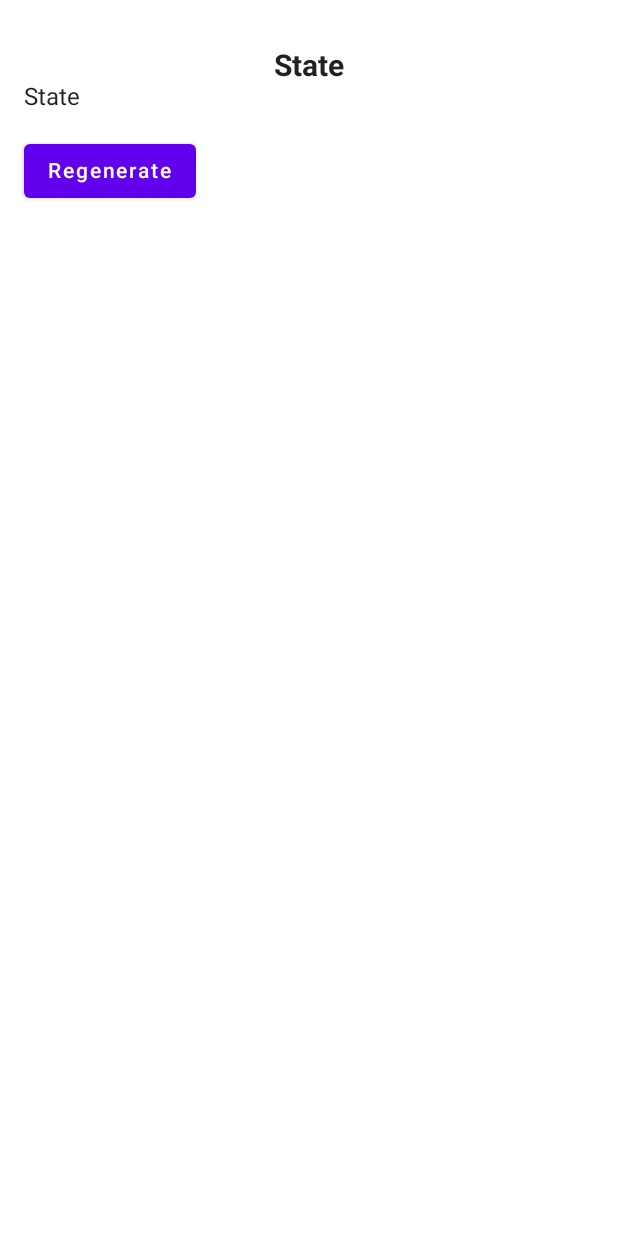
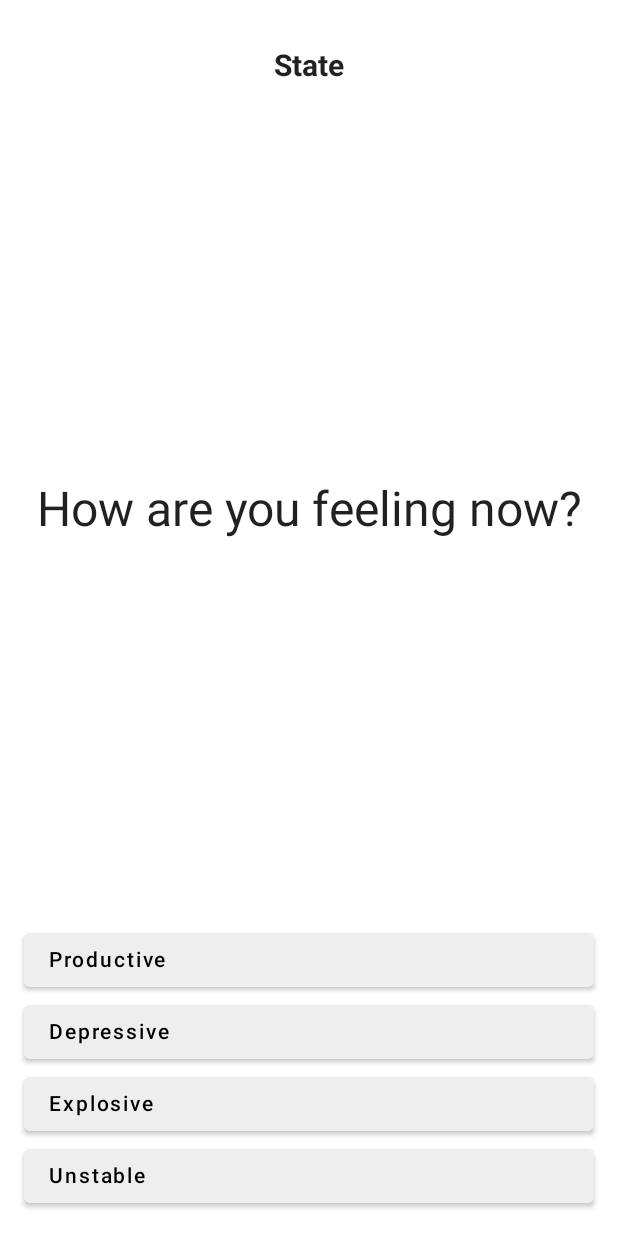
Before and after one commit to cucumber007/state, an Android app built with Jetpack Compose: the screen it shows after launch (MainActivity), on a phone screen of 412 x 824 dp. Run offline under Robolectric (Android 15) with nearby library versions, the light colour scheme and no system bars.

Commit message:
Personas

```diff
--- a/app/src/main/java/com/spqrta/state/MainActivity.kt
+++ b/app/src/main/java/com/spqrta/state/MainActivity.kt
@@ -1,4 +1,5 @@
 @file:OptIn(ExperimentalUnitApi::class, ExperimentalMaterialApi::class)
+@file:Suppress("USELESS_CAST")
 
 package com.spqrta.state
 
@@ -11,6 +12,7 @@ import androidx.compose.runtime.*
 import androidx.compose.ui.Alignment
 import androidx.compose.ui.Modifier
 import androidx.compose.ui.graphics.Color
+import androidx.compose.ui.graphics.Color.Companion.Yellow
 import androidx.compose.ui.text.font.FontWeight
 import androidx.compose.ui.text.style.TextAlign
 import androidx.compose.ui.tooling.preview.Preview
@@ -18,9 +20,17 @@ import androidx.compose.ui.unit.Dp
 import androidx.compose.ui.unit.ExperimentalUnitApi
 import androidx.compose.ui.unit.TextUnit
 import androidx.compose.ui.unit.TextUnitType
-import androidx.compose.ui.unit.TextUnitType.Companion.Sp
 import com.spqrta.state.app.App
+import com.spqrta.state.app.state.*
+import com.spqrta.state.app.view_state.ButtonForm
+import com.spqrta.state.app.view_state.ViewState
+import com.spqrta.state.ui.control.Button
+import com.spqrta.state.ui.control.Control
+import com.spqrta.state.ui.control.Main
+import com.spqrta.state.ui.control.Ordinal
 import com.spqrta.state.ui.theme.AppTheme
+import com.spqrta.state.ui.theme.Grey
+import com.spqrta.state.ui.theme.Teal200
 
 class MainActivity : ComponentActivity() {
     override fun onCreate(savedInstanceState: Bundle?) {
@@ -31,7 +41,6 @@ class MainActivity : ComponentActivity() {
     }
 }
 
-@Preview
 @Composable
 fun AppView() {
     val state = App.state.collectAsState().value
@@ -56,61 +65,88 @@ fun AppView() {
                     fontSize = TextUnit(20f, TextUnitType.Sp),
                     fontWeight = FontWeight.Bold
                 )
-                StateView()
-                ControlsView()
+                MainView(state)
             }
         }
     }
 }
 
-@Preview
 @Composable
-fun StateView() {
-    Text(
-        text = "State",
-    )
+fun MainView(state: AppState) {
+    FrameView(AppState.opticViewState.getStrict(state))
 }
 
-@Preview
 @Composable
-fun ControlsView() {
-    Column {
-        Button(
-            onClick = {
-            },
-            Modifier
-                .padding(
-                    top = Dp(16f),
-                    bottom = Dp(16f)
-                )
-                .align(Alignment.CenterHorizontally)
-        ) {
-            Text(text = "Regenerate")
+fun FrameView(viewState: ViewState) {
+    Box(Modifier.fillMaxSize()) {
+        Column {
+            Box(
+                Modifier
+                    .weight(1f)
+                    .padding(top = Dp(8f))
+                    .fillMaxSize()
+            ) {
+                ViewStateView(viewState)
+            }
+            ControlsView(ViewState.opticControls.getStrict(viewState))
         }
     }
 }
 
-//@Composable
-//fun ColumnScope.CardView(card: Card) {
-//    return Surface(
-//        onClick = { App.view.onCardClicked(card) },
-//        modifier = Modifier
-//            .padding(bottom = Dp(18f))
-//            .fillMaxWidth()
-//            .align(Alignment.CenterHorizontally)
-//    ) {
-//        Text(
-//            text = if (card.hidden) "Press to reveal" else card.text,
-//            fontSize = TextUnit(20f, Sp),
-//            textAlign = TextAlign.Center,
-//            color = if (card.hidden) Color.DarkGray else Color.Black,
-//            fontWeight = if (card.hidden) {
-//                FontWeight.Light
-//            } else if (card.bold) {
-//                FontWeight.Bold
-//            } else {
-//                FontWeight.Normal
-//            }
-//        )
-//    }
-//}
+@Composable
+fun ViewStateView(viewState: ViewState) {
+    when (viewState) {
+        is ButtonForm -> {
+            Box(Modifier.fillMaxSize()) {
+                Text(
+                    modifier = Modifier
+                        .align(alignment = Alignment.Center),
+                    text = viewState.text,
+                    fontSize = TextUnit(32f, TextUnitType.Sp),
+                    textAlign = TextAlign.Center,
+                )
+            }
+        }
+    } as Any?
+}
+
+@Composable
+fun ControlsView(controls: List<Control>) {
+    Column {
+        controls.forEach { control ->
+            when (control) {
+                is Button -> {
+                    Button(
+                        onClick = {
+                            App.handleAction(control.action)
+                        },
+                        modifier = Modifier
+                            .padding(
+                                top = Dp(0f),
+                                bottom = Dp(0f)
+                            )
+                            .align(Alignment.CenterHorizontally),
+                        colors = when(control.style) {
+                            Main -> {
+                                ButtonDefaults.buttonColors(
+                                    backgroundColor = Teal200,
+                                    contentColor = Color.Black
+                                )
+                            }
+                            Ordinal -> {
+                                ButtonDefaults.buttonColors(
+                                    backgroundColor = Grey,
+                                    contentColor = Color.Black
+                                )
+                            }
+                        }
+                    ) {
+                        Box(Modifier.fillMaxWidth()) {
+                            Text(textAlign = TextAlign.Center, text = control.text)
+                        }
+                    }
+                }
+            } as Any?
+        }
+    }
+}
--- a/app/src/main/java/com/spqrta/state/View.kt
+++ /dev/null
@@ -1,9 +0,0 @@
-package com.spqrta.state
-
-import com.spqrta.state.app.App
-
-class View(
-) {
-
-
-}
--- a/app/src/main/java/com/spqrta/state/app/Action.kt
+++ /dev/null
@@ -1,6 +0,0 @@
-package com.spqrta.state.app
-
-
-sealed class Action {
-    override fun toString(): String = javaClass.simpleName
-}
--- a/app/src/main/java/com/spqrta/state/app/App.kt
+++ b/app/src/main/java/com/spqrta/state/app/App.kt
@@ -1,10 +1,12 @@
 package com.spqrta.state.app
 
-import com.spqrta.state.View
-import com.spqrta.state.app.state.State
+import com.spqrta.state.app.state.AppAction
+import com.spqrta.state.app.state.AppState
+import com.spqrta.state.app.state.PersonaCard
+import com.spqrta.state.app.state.UndefinedPersona
 import com.spqrta.state.util.ReducerResult
 import com.spqrta.state.util.StateMachine
-import com.spqrta.state.util.withEffects
+import com.spqrta.state.util.illegalAction
 import kotlinx.coroutines.CoroutineScope
 import kotlinx.coroutines.SupervisorJob
 import kotlinx.coroutines.asCoroutineDispatcher
@@ -14,27 +16,32 @@ object App {
     private val coroutineContext = Executors.newSingleThreadExecutor().asCoroutineDispatcher()
     private val coroutineScope = CoroutineScope(SupervisorJob() + coroutineContext)
 
-    private val stateMachine = StateMachine<Action, State, Effect>(
+    private val stateMachine = StateMachine<AppAction, AppState, AppEffect>(
         javaClass.simpleName,
-        State(),
+        AppState(UndefinedPersona),
         coroutineScope,
         this::reduce,
         this::applyEffects
     )
     val state = stateMachine.state
-    val view = View()
 
-    fun handleAction(action: Action) {
+    fun handleAction(action: AppAction) {
         stateMachine.handleAction(action)
     }
 
-    private fun reduce(state: State, action: Action): ReducerResult<State, Effect> {
+    private fun reduce(state: AppState, action: AppAction): ReducerResult<out AppState, out AppEffect> {
         return when (action) {
-            else -> state.withEffects()
+            is UndefinedPersona.DefinePersonaAction -> {
+                UndefinedPersona.reduce(action, state)
+            }
+            is PersonaCard.GetBackAction -> {
+                PersonaCard.reduce(action, state)
+            }
+//            else -> illegalAction(action, state)
         }
     }
 
-    private fun applyEffects(effects: Set<Effect>) {
+    private fun applyEffects(effects: Set<AppEffect>) {
 
     }
 }
--- a/app/src/main/java/com/spqrta/state/app/Effect.kt
+++ b/app/src/main/java/com/spqrta/state/app/AppEffect.kt
@@ -1,4 +1,4 @@
 package com.spqrta.state.app
 
-class Effect {
+class AppEffect {
 }
--- /dev/null
+++ b/app/src/main/java/com/spqrta/state/app/state/AppAction.kt
@@ -0,0 +1,6 @@
+package com.spqrta.state.app.state
+
+import com.spqrta.state.app.state.UndefinedPersona
+
+
+sealed interface AppAction
--- /dev/null
+++ b/app/src/main/java/com/spqrta/state/app/state/AppState.kt
@@ -0,0 +1,79 @@
+package com.spqrta.state.app.state
+
+import com.spqrta.state.app.App.state
+import com.spqrta.state.app.view_state.ButtonForm
+import com.spqrta.state.app.view_state.ViewState
+import com.spqrta.state.ui.control.Button
+import com.spqrta.state.ui.control.Main
+import com.spqrta.state.ui.control.Ordinal
+import com.spqrta.state.util.OpticGetStrict
+import com.spqrta.state.util.OpticOptional
+
+data class AppState(
+    val persona: PersonaCard
+) {
+    companion object {
+        val opticViewState = object : OpticGetStrict<AppState, ViewState> {
+            override fun getStrict(state: AppState): ViewState {
+                return when (state.persona) {
+                    UndefinedPersona -> {
+                        ButtonForm("How are you feeling now?", listOf(
+                            Productive,
+                            Depressive,
+                            Explosive,
+                            Unstable
+                        ).map {
+                            Button(
+                                text = it.toString(),
+                                action = UndefinedPersona.DefinePersonaAction(it),
+//                                style = if(it is Productive) { Main } else { Ordinal }
+                            )
+                        })
+                    }
+                    Depressive -> {
+                        ButtonForm(text = state.persona.toString(), buttons = listOf(
+                            Button(
+                                text = PersonaCard.I_AM_BACK,
+                                action = PersonaCard.GetBackAction
+                            )
+                        ))
+                    }
+                    Explosive -> {
+                        ButtonForm(text = state.persona.toString(), buttons = listOf(
+                            Button(
+                                text = PersonaCard.I_AM_BACK,
+                                action = PersonaCard.GetBackAction
+                            )
+                        ))
+                    }
+                    Productive -> {
+                        ButtonForm(text = state.persona.toString(), buttons = listOf(
+                            Button(
+                                text = PersonaCard.I_AM_BACK,
+                                action = PersonaCard.GetBackAction
+                            )
+                        ))
+                    }
+                    Unstable -> {
+                        ButtonForm(text = state.persona.toString(), buttons = listOf(
+                            Button(
+                                text = PersonaCard.I_AM_BACK,
+                                action = PersonaCard.GetBackAction
+                            )
+                        ))
+                    }
+                }
+            }
+        }
+
+        val opticPersona = object: OpticOptional<AppState, PersonaCard> {
+            override fun get(state: AppState): PersonaCard {
+                return state.persona
+            }
+
+            override fun set(state: AppState, subState: PersonaCard): AppState {
+               return state.copy(persona = subState)
+            }
+        }
+    }
+}
--- /dev/null
+++ b/app/src/main/java/com/spqrta/state/app/state/PersonaCard.kt
@@ -0,0 +1,47 @@
+package com.spqrta.state.app.state
+
+import com.spqrta.state.app.AppEffect
+import com.spqrta.state.util.ReducerResult
+import com.spqrta.state.util.withEffects
+import com.spqrta.state.util.wrap
+
+sealed class PersonaCard {
+    override fun toString(): String = javaClass.simpleName
+
+    sealed interface PersonaCardAction
+    sealed class Action: AppAction, PersonaCardAction
+    object GetBackAction: Action()
+
+    companion object {
+        fun reduce(action: PersonaCardAction, state: AppState): ReducerResult<out AppState, out AppEffect> {
+            return wrap(action, state, AppState.opticPersona) { _, oldPersona ->
+                UndefinedPersona.withEffects()
+            }
+        }
+
+        const val I_AM_BACK = "I am back!"
+    }
+}
+object UndefinedPersona: PersonaCard() {
+    fun reduce(
+        action: UndefinedPersonaAction,
+        state: AppState
+    ): ReducerResult<out AppState, out AppEffect> {
+        return when(action) {
+            is DefinePersonaAction -> {
+                wrap(action, state, AppState.opticPersona) { _, oldPersona ->
+                    action.persona.withEffects()
+                }
+            }
+        }
+    }
+
+    sealed interface UndefinedPersonaAction
+    sealed class Action: AppAction, UndefinedPersonaAction
+    data class DefinePersonaAction(val persona: PersonaCard): Action()
+}
+
+object Productive: PersonaCard()
+object Depressive: PersonaCard()
+object Unstable: PersonaCard()
+object Explosive: PersonaCard()
--- a/app/src/main/java/com/spqrta/state/app/state/State.kt
+++ /dev/null
@@ -1,4 +0,0 @@
-package com.spqrta.state.app.state
-
-class State(
-)
--- /dev/null
+++ b/app/src/main/java/com/spqrta/state/app/view_state/ViewState.kt
@@ -0,0 +1,18 @@
+package com.spqrta.state.app.view_state
+
+import com.spqrta.state.ui.control.Button
+import com.spqrta.state.ui.control.Control
+import com.spqrta.state.util.OpticGetStrict
+
+sealed class ViewState {
+    companion object {
+        val opticControls = object: OpticGetStrict<ViewState, List<Control>> {
+            override fun getStrict(state: ViewState): List<Control> {
+                return when(state) {
+                    is ButtonForm -> state.buttons
+                }
+            }
+        }
+    }
+}
+data class ButtonForm(val text: String, val buttons: List<Button>): ViewState()
--- /dev/null
+++ b/app/src/main/java/com/spqrta/state/ui/control/ButtonStyle.kt
@@ -0,0 +1,5 @@
+package com.spqrta.state.ui.control
+
+sealed class ButtonStyle
+object Ordinal: ButtonStyle()
+object Main: ButtonStyle()
--- /dev/null
+++ b/app/src/main/java/com/spqrta/state/ui/control/Control.kt
@@ -0,0 +1,10 @@
+package com.spqrta.state.ui.control
+
+import com.spqrta.state.app.state.AppAction
+
+sealed class Control
+data class Button(
+    val text: String,
+    val action: AppAction,
+    val style: ButtonStyle = Ordinal
+): Control()
--- a/app/src/main/java/com/spqrta/state/ui/theme/Color.kt
+++ b/app/src/main/java/com/spqrta/state/ui/theme/Color.kt
@@ -6,3 +6,4 @@ val Purple200 = Color(0xFFBB86FC)
 val Purple500 = Color(0xFF6200EE)
 val Purple700 = Color(0xFF3700B3)
 val Teal200 = Color(0xFF03DAC5)
+val Grey = Color(0xFFeeeeee)
--- a/app/src/main/java/com/spqrta/state/ui/theme/Theme.kt
+++ b/app/src/main/java/com/spqrta/state/ui/theme/Theme.kt
@@ -6,16 +6,11 @@ import androidx.compose.material.darkColors
 import androidx.compose.material.lightColors
 import androidx.compose.runtime.Composable
 
-private val DarkColorPalette = darkColors(
+private val LightColorPalette = lightColors(
     primary = Purple200,
-    primaryVariant = Purple700,
-    secondary = Teal200
-)
+    primaryVariant = Purple500,
+    secondary = Teal200,
 
-private val LightColorPalette = lightColors(
-    primary = Purple500,
-    primaryVariant = Purple700,
-    secondary = Teal200
 
     /* Other default colors to override
     background = Color.White,
@@ -29,11 +24,7 @@ private val LightColorPalette = lightColors(
 
 @Composable
 fun AppTheme(darkTheme: Boolean = isSystemInDarkTheme(), content: @Composable () -> Unit) {
-    val colors = if (darkTheme) {
-        DarkColorPalette
-    } else {
-        LightColorPalette
-    }
+    val colors = LightColorPalette
 
     MaterialTheme(
         colors = colors,
--- /dev/null
+++ b/app/src/main/java/com/spqrta/state/util/IllegalActionException.kt
@@ -0,0 +1,4 @@
+package com.spqrta.state.util
+
+class IllegalActionException(action: Any, state: Any?) :
+    IllegalStateException("Illegal action $action for state $state")
```
Also changed, not shown: app/src/main/java/com/spqrta/Previews.kt (added, +24 -0 lines), app/src/main/java/com/spqrta/state/util/OpticOptional.kt (added, +120 -0 lines), app/src/main/java/com/spqrta/state/util/StateMachineUtils.kt (added, +35 -0 lines).
